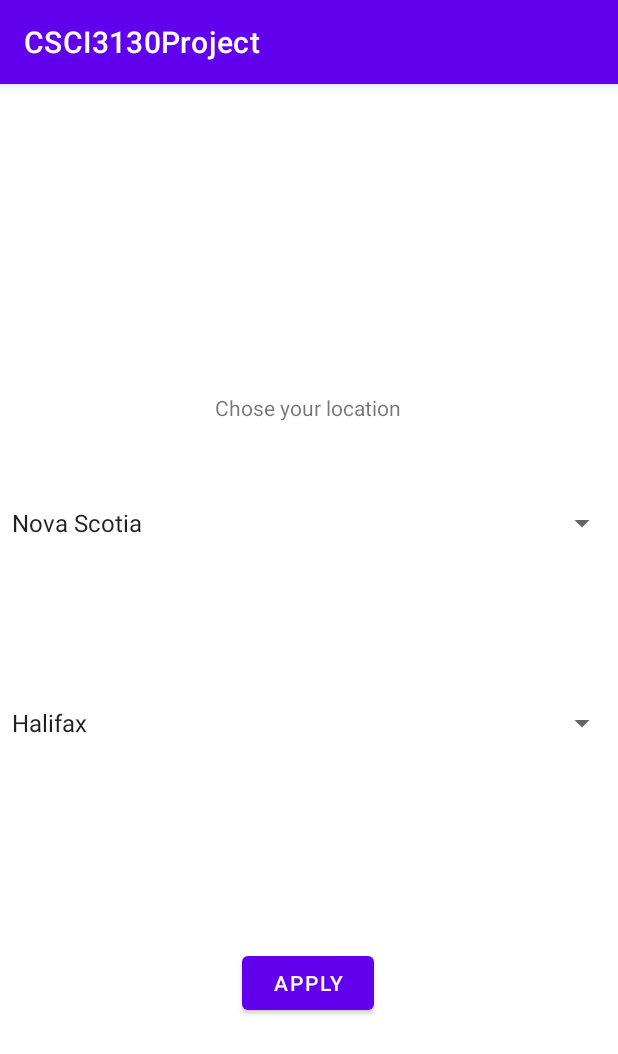
After one commit to bo7ri/App_project_Online_Barter_Trader, an Android app: the activity_location screen opened directly, with no data from a screen before it, on a phone screen of 412 x 824 dp. The commit adds this screen. Shown: the top 1054 px of the screen. Run offline under Robolectric (Android 15) with nearby library versions, the phone set to English and light mode, and no system bars; 2 statements that could not run were skipped.

Commit message:
location page is added with its appropriate functions

```diff
--- a/Code/app/src/main/AndroidManifest.xml
+++ b/Code/app/src/main/AndroidManifest.xml
@@ -1,12 +1,13 @@
 <?xml version="1.0" encoding="utf-8"?>
 <manifest xmlns:android="http://schemas.android.com/apk/res/android"
-    xmlns:tools="http://schemas.android.com/tools">
-
-    <!--Permissions for internet-->
+    xmlns:tools="http://schemas.android.com/tools"
+    tools:ignore="CoarseFineLocation">
+    <!-- Permissions for internet -->
     <uses-permission android:name="android.permission.INTERNET" />
-    <uses-permission android:name="android.permission.ACCESS_NETWORK_STATE" />
-
-
+    <uses-permission
+        android:name="android.permission.ACCESS_NETWORK_STATE"
+        tools:ignore="CoarseFineLocation" /> <!-- location permission -->
+    <uses-permission android:name="android.permission.ACCESS_FINE_LOCATION" />
 
     <application
         android:allowBackup="true"
@@ -18,6 +19,9 @@
         android:theme="@style/Theme.CSCI3130Project"
         tools:targetApi="s">
         <activity
+            android:name=".activity_location"
+            android:exported="false" />
+        <activity
             android:name=".LoginPage"
             android:exported="true">
             <intent-filter>
@@ -27,8 +31,8 @@
             </intent-filter>
         </activity>
         <activity
-        android:name=".ProvidersListings"
-        android:exported="false" />
+            android:name=".ProvidersListings"
+            android:exported="false" />
         <activity
             android:name=".ItemDetails"
             android:exported="false" />
@@ -37,11 +41,10 @@
             android:exported="false" />
         <activity
             android:name=".RegisterPage"
-            android:exported="false"/>
+            android:exported="false" />
         <activity
             android:name=".AddProduct"
-            android:exported="false">
-        </activity>
+            android:exported="false"></activity>
     </application>
 
 </manifest>
--- /dev/null
+++ b/Code/app/src/main/java/ca/dal/cs/csci3130/g01/activity_location.java
@@ -0,0 +1,65 @@
+package ca.dal.cs.csci3130.g01;
+
+import androidx.appcompat.app.AppCompatActivity;
+
+import android.os.Bundle;
+import android.view.View;
+import android.widget.AdapterView;
+import android.widget.ArrayAdapter;
+import android.widget.Spinner;
+
+public class activity_location extends AppCompatActivity {
+
+
+    //initializing the spinners for provenience and cities
+    private Spinner provincesSpinner;
+    private Spinner citiesSpinner;
+
+    //Array to adapt the changes of the values
+    private ArrayAdapter<String> provincesAdapter;
+    private ArrayAdapter<String> citiesAdapter;
+
+
+        //will update the Cities Spinner with the appropriate list of cities when a province is selecte
+        @Override
+    protected void onCreate(Bundle savedInstanceState) {
+        super.onCreate(savedInstanceState);
+        setContentView(R.layout.activity_location);provincesSpinner = findViewById(R.id.provinces_spinner);
+            citiesSpinner = findViewById(R.id.cities_spinner);
+
+            provincesAdapter = new ArrayAdapter<>(this, android.R.layout.simple_spinner_item, getResources().getStringArray(R.array.provinces_list));
+            provincesAdapter.setDropDownViewResource(android.R.layout.simple_spinner_dropdown_item);
+            provincesSpinner.setAdapter(provincesAdapter);
+
+            citiesAdapter = new ArrayAdapter<>(this, android.R.layout.simple_spinner_item, getResources().getStringArray(R.array.cities_list));
+            citiesAdapter.setDropDownViewResource(android.R.layout.simple_spinner_dropdown_item);
+            citiesSpinner.setAdapter(citiesAdapter);
+
+
+            // checks which province was selected and updates the cities list accordingly
+            provincesSpinner.setOnItemSelectedListener(new AdapterView.OnItemSelectedListener() {
+                @Override
+                public void onItemSelected(AdapterView<?> adapterView, View view, int position, long l) {
+                    String selectedProvince = (String) adapterView.getItemAtPosition(position);
+
+                    if (selectedProvince.equals("Nova Scotia")) {
+                        citiesAdapter.clear();
+                        citiesAdapter.addAll(getResources().getStringArray(R.array.cities_list));
+                    } else if (selectedProvince.equals("Ontario")) {
+                        citiesAdapter.clear();
+                        citiesAdapter.addAll(getResources().getStringArray(R.array.ontario_cities_list));
+                    } else if (selectedProvince.equals("Quebec")) {
+                        citiesAdapter.clear();
+                        citiesAdapter.addAll(getResources().getStringArray(R.array.quebec_cities_list));
+                    }
+
+                    citiesAdapter.notifyDataSetChanged();
+                }
+
+                @Override
+                public void onNothingSelected(AdapterView<?> adapterView) {
+                    //Doing nothing
+                }
+            });
+        }
+}
--- /dev/null
+++ b/Code/app/src/main/res/layout/activity_location.xml
@@ -0,0 +1,62 @@
+<?xml version="1.0" encoding="utf-8"?>
+<androidx.constraintlayout.widget.ConstraintLayout xmlns:android="http://schemas.android.com/apk/res/android"
+    xmlns:app="http://schemas.android.com/apk/res-auto"
+    xmlns:tools="http://schemas.android.com/tools"
+    android:layout_width="match_parent"
+    android:layout_height="match_parent"
+    tools:context=".activity_location">
+
+
+    <Spinner
+        android:id="@+id/provinces_spinner"
+        android:layout_width="match_parent"
+        android:layout_height="wrap_content"
+        android:entries="@array/provinces_list"
+        app:layout_constraintBottom_toBottomOf="parent"
+        app:layout_constraintEnd_toEndOf="parent"
+        app:layout_constraintHorizontal_bias="0.0"
+        app:layout_constraintStart_toStartOf="parent"
+        app:layout_constraintTop_toTopOf="parent"
+        app:layout_constraintVertical_bias="0.377"
+        tools:ignore="MissingConstraints" />
+
+    <Spinner
+        android:id="@+id/cities_spinner"
+        android:layout_width="match_parent"
+        android:layout_height="wrap_content"
+        android:entries="@array/cities_list"
+        app:layout_constraintBottom_toBottomOf="parent"
+        app:layout_constraintEnd_toEndOf="parent"
+        app:layout_constraintHorizontal_bias="0.0"
+        app:layout_constraintStart_toStartOf="parent"
+        app:layout_constraintTop_toTopOf="@+id/provinces_spinner"
+        app:layout_constraintVertical_bias="0.288"
+        tools:ignore="MissingConstraints" />
+
+
+    <TextView
+        android:id="@+id/textView"
+        android:layout_width="wrap_content"
+        android:layout_height="wrap_content"
+        android:text="Chose your location"
+        app:layout_constraintBottom_toTopOf="@+id/provinces_spinner"
+        app:layout_constraintEnd_toEndOf="parent"
+        app:layout_constraintHorizontal_bias="0.498"
+        app:layout_constraintStart_toStartOf="parent"
+        app:layout_constraintTop_toTopOf="parent"
+        app:layout_constraintVertical_bias="0.787" />
+
+    <Button
+        android:id="@+id/apply_location"
+        android:layout_width="wrap_content"
+        android:layout_height="wrap_content"
+        android:text="Apply"
+        app:layout_constraintBottom_toBottomOf="parent"
+        app:layout_constraintEnd_toEndOf="parent"
+        app:layout_constraintHorizontal_bias="0.498"
+        app:layout_constraintStart_toStartOf="parent"
+        app:layout_constraintTop_toBottomOf="@+id/cities_spinner"
+        app:layout_constraintVertical_bias="0.488" />
+
+
+</androidx.constraintlayout.widget.ConstraintLayout>
--- a/Code/app/src/main/res/values/strings.xml
+++ b/Code/app/src/main/res/values/strings.xml
@@ -5,4 +5,29 @@
     <string name="search">Search</string>
     <string name="profile">Profile</string>
     <string name="logout">Logout</string>
+
+    //provinces list and their cities to detect the users' location
+    <string-array name="provinces_list">
+        <item>Nova Scotia</item>
+        <item>Ontario</item>
+        <item>Quebec</item>
+    </string-array>
+
+    <string-array name="cities_list">
+        <item>Halifax</item>
+        <item>Sydney</item>
+        <item>Dartmouth</item>
+        <item>Truro</item>
+        <item>New Glasgow</item>
+    </string-array>
+
+    <string-array name="ontario_cities_list">
+        <item>Toronto</item>
+    </string-array>
+
+    <string-array name="quebec_cities_list">
+        <item>Ottawa</item>
+    </string-array>
+
+
 </resources>
```
